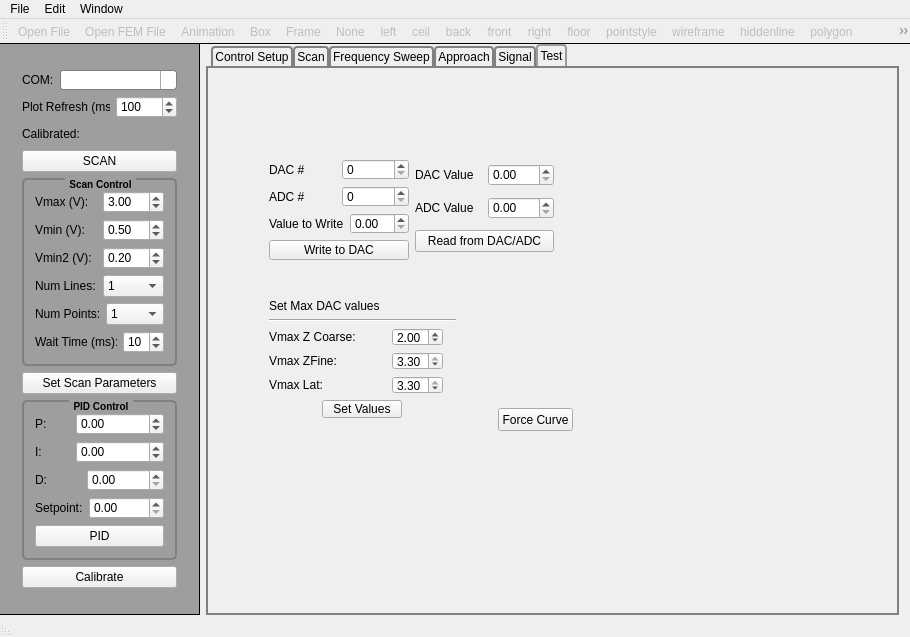
neil-sarkar/AFM-CLIENT, file gui/mainwindow.ui: the form before one commit.
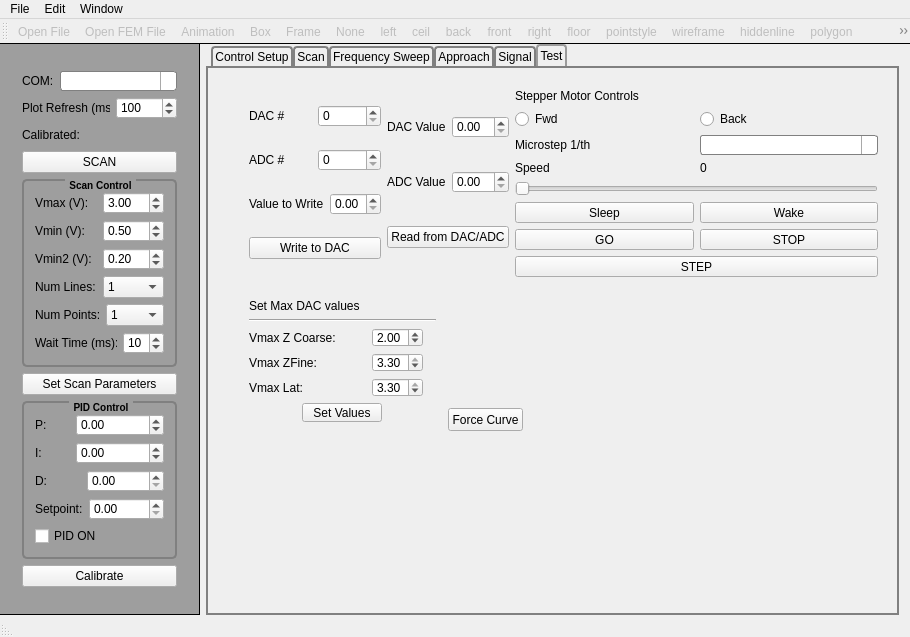
The form after the commit. The open tabs and pages were chosen to show the change. Icons and pictures are not drawn.

Commit message: Motor support added. WIP auto approach

Patch:
```diff
--- a/gui/mainwindow.ui
+++ b/gui/mainwindow.ui
@@ -487,29 +487,17 @@
                    </item>
                   </layout>
                  </item>
-                 <item>
-                  <widget class="QPushButton" name="btnPidToggle">
-                   <property name="enabled">
-                    <bool>true</bool>
-                   </property>
-                   <property name="styleSheet">
-                    <string notr="true"/>
-                   </property>
-                   <property name="text">
-                    <string>PID</string>
-                   </property>
-                   <property name="checkable">
-                    <bool>true</bool>
-                   </property>
-                   <property name="checked">
-                    <bool>false</bool>
-                   </property>
-                  </widget>
-                 </item>
                 </layout>
                </item>
               </layout>
              </item>
+             <item row="1" column="0">
+              <widget class="QCheckBox" name="chkbox_pid">
+               <property name="text">
+                <string>PID ON</string>
+               </property>
+              </widget>
+             </item>
             </layout>
            </widget>
           </item>
@@ -1910,10 +1898,10 @@
        <widget class="QWidget" name="layoutWidget">
         <property name="geometry">
          <rect>
-          <x>50</x>
-          <y>80</y>
-          <width>307</width>
-          <height>123</height>
+          <x>30</x>
+          <y>10</y>
+          <width>651</width>
+          <height>210</height>
          </rect>
         </property>
         <layout class="QHBoxLayout" name="horizontalLayout_26">
@@ -2022,15 +2010,200 @@
            </item>
           </layout>
          </item>
+         <item>
+          <layout class="QVBoxLayout" name="verticalLayout_12">
+           <item>
+            <widget class="QLabel" name="label_16">
+             <property name="text">
+              <string>Stepper Motor Controls</string>
+             </property>
+            </widget>
+           </item>
+           <item>
+            <layout class="QHBoxLayout" name="horizontalLayout_46">
+             <item>
+              <widget class="QRadioButton" name="radio_stepmot_fwd">
+               <property name="styleSheet">
+                <string notr="true"/>
+               </property>
+               <property name="text">
+                <string>Fwd</string>
+               </property>
+              </widget>
+             </item>
+             <item>
+              <widget class="QRadioButton" name="radio_stepmot_back">
+               <property name="text">
+                <string>Back</string>
+               </property>
+              </widget>
+             </item>
+            </layout>
+           </item>
+           <item>
+            <layout class="QHBoxLayout" name="horizontalLayout_45">
+             <item>
+              <widget class="QLabel" name="label_26">
+               <property name="text">
+                <string>Microstep 1/th</string>
+               </property>
+              </widget>
+             </item>
+             <item>
+              <widget class="QComboBox" name="cbo_microstep">
+               <property name="enabled">
+                <bool>true</bool>
+               </property>
+               <property name="styleSheet">
+                <string notr="true">    QComboBox  {
+        border: 1px solid gray;
+        border-radius: 3px;
+        padding: 1px 18px 1px 3px;
+        min-width: 6em;
+    }
+     
+    QComboBox:editable  {
+        background: white;
+    }
+     
+    QComboBox:!editable, QComboBox::drop-down:editable  {
+         background: qlineargradient(x1: 0, y1: 0, x2: 0, y2: 1,
+                                     stop: 0 #E1E1E1, stop: 0.4 #DDDDDD,
+                                     stop: 0.5 #D8D8D8, stop: 1.0 #D3D3D3);
+    }
+     
+    /* QComboBox gets the &quot;on&quot; state when the popup is open */
+    QComboBox:!editable:on, QComboBox::drop-down:editable:on  {
+        background: qlineargradient(x1: 0, y1: 0, x2: 0, y2: 1,
+                                    stop: 0 #D3D3D3, stop: 0.4 #D8D8D8,
+                                    stop: 0.5 #DDDDDD, stop: 1.0 #E1E1E1);
+    }
+     
+    QComboBox:on  { /* shift the text when the popup opens */
+        padding-top: 3px;
+        padding-left: 4px;
+    }
+     
+    QComboBox::drop-down  {
+        subcontrol-origin: padding;
+        subcontrol-position: top right;
+        width: 15px;
+     
+        border-left-width: 1px;
+        border-left-color: darkgray;
+        border-left-style: solid; /* just a single line */
+        border-top-right-radius: 3px; /* same radius as the QComboBox */
+        border-bottom-right-radius: 3px;
+    }
+     
+    QComboBox::down-arrow  {
+        image: url(C:/Qt/Tools/QtCreator/bin/qml/QtQuick/Controls/Styles/Base/images/arrow-down.png);
+    }
+     
+    QComboBox::down-arrow:on  { /* shift the arrow when popup is open */
+        top: 1px;
+        left: 1px;
+    }
+</string>
+               </property>
+               <property name="editable">
+                <bool>false</bool>
+               </property>
+               <property name="currentText">
+                <string/>
+               </property>
+               <property name="currentIndex">
+                <number>-1</number>
+               </property>
+              </widget>
+             </item>
+            </layout>
+           </item>
+           <item>
+            <layout class="QHBoxLayout" name="horizontalLayout_47">
+             <item>
+              <widget class="QLabel" name="label_27">
+               <property name="text">
+                <string>Speed</string>
+               </property>
+              </widget>
+             </item>
+             <item>
+              <widget class="QLabel" name="lbl_stepmot_speed">
+               <property name="text">
+                <string>0</string>
+               </property>
+              </widget>
+             </item>
+            </layout>
+           </item>
+           <item>
+            <widget class="QSlider" name="sld_stepmot_speed">
+             <property name="maximum">
+              <number>26300</number>
+             </property>
+             <property name="orientation">
+              <enum>Qt::Horizontal</enum>
+             </property>
+            </widget>
+           </item>
+           <item>
+            <layout class="QHBoxLayout" name="horizontalLayout_48">
+             <item>
+              <widget class="QPushButton" name="btn_stepmot_sleep">
+               <property name="text">
+                <string>Sleep</string>
+               </property>
+              </widget>
+             </item>
+             <item>
+              <widget class="QPushButton" name="btn_stepmot_wake">
+               <property name="text">
+                <string>Wake</string>
+               </property>
+              </widget>
+             </item>
+            </layout>
+           </item>
+           <item>
+            <layout class="QHBoxLayout" name="horizontalLayout_42">
+             <item>
+              <widget class="QPushButton" name="btn_stepmot_cont_go">
+               <property name="text">
+                <string>GO</string>
+               </property>
+              </widget>
+             </item>
+             <item>
+              <widget class="QPushButton" name="btn_stepmot_cont_stop">
+               <property name="text">
+                <string>STOP</string>
+               </property>
+              </widget>
+             </item>
+            </layout>
+           </item>
+           <item>
+            <widget class="QPushButton" name="btn_stepmot_singlestep">
+             <property name="styleSheet">
+              <string notr="true"/>
+             </property>
+             <property name="text">
+              <string>STEP</string>
+             </property>
+            </widget>
+           </item>
+          </layout>
+         </item>
         </layout>
        </widget>
        <widget class="QWidget" name="layoutWidget_2">
         <property name="geometry">
          <rect>
-          <x>50</x>
+          <x>30</x>
           <y>220</y>
           <width>209</width>
-          <height>141</height>
+          <height>145</height>
          </rect>
         </property>
         <layout class="QVBoxLayout" name="verticalLayout">
@@ -2275,7 +2448,7 @@
        <widget class="QPushButton" name="btnForceCurve">
         <property name="geometry">
          <rect>
-          <x>290</x>
+          <x>240</x>
           <y>340</y>
           <width>75</width>
           <height>23</height>
```
Left out of the diff: 6 changed lines with no effect on the pictures. The commit also changes 12 other files.
